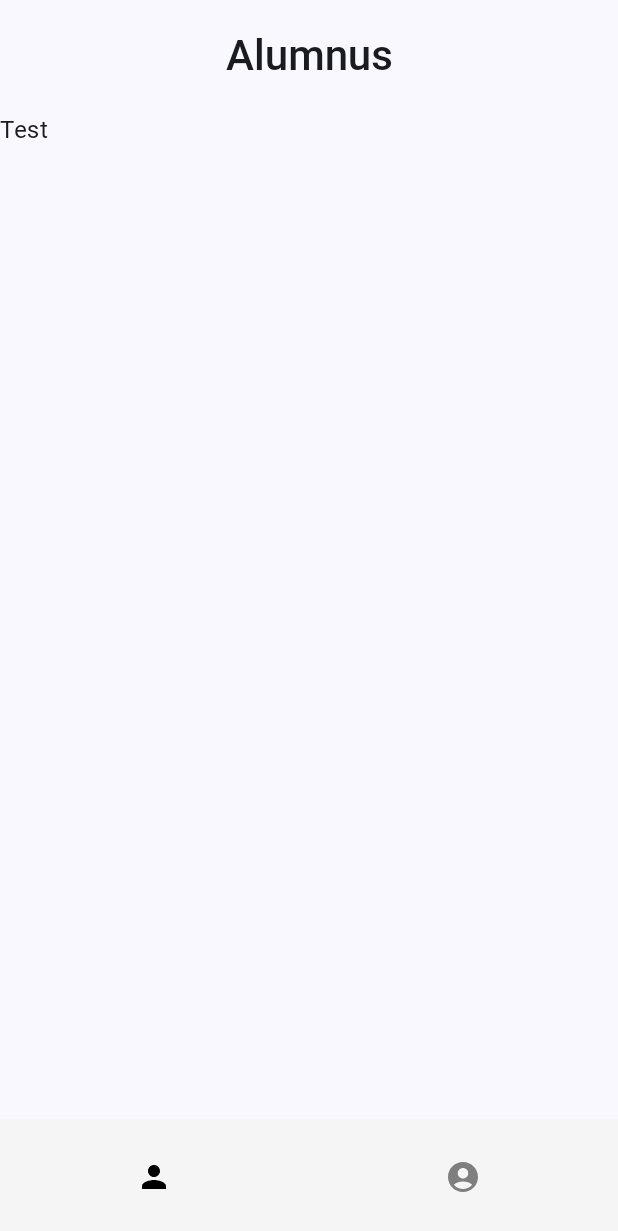
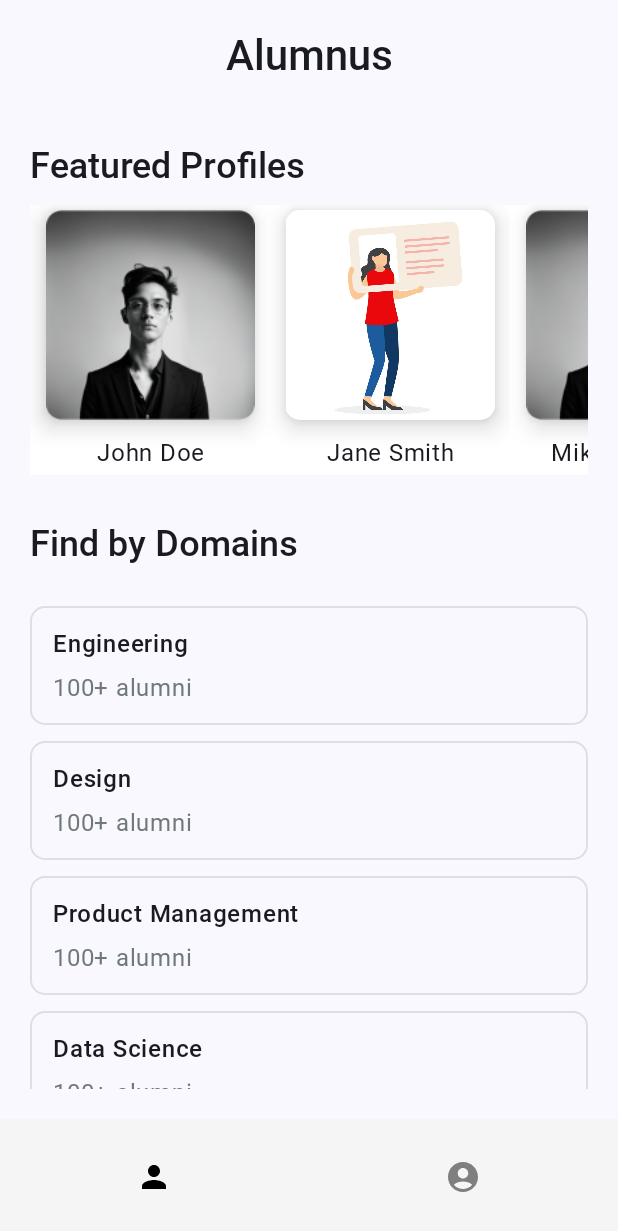
Before and after one commit to NotVaishav/alumniconnect, an Android app built with Jetpack Compose: the screen it shows after launch (MainActivity), on a phone screen of 412 x 824 dp. Shown: the top 1231 px of the screen. Run offline under Robolectric (Android 15) with nearby library versions, the phone set to English and light mode, and no system bars; our stand-ins replace Room's generated code, accompanist.

Commit message:
added alumni directory

```diff
--- a/app/build.gradle.kts
+++ b/app/build.gradle.kts
@@ -62,13 +62,14 @@ dependencies {
     implementation("androidx.compose.ui:ui")
     implementation("androidx.compose.ui:ui-graphics")
     implementation("androidx.compose.ui:ui-tooling-preview")
-    implementation("androidx.compose.material3:material3")
+//    implementation("androidx.compose.material3:material3")
     implementation("androidx.compose.material:material:1.6.1")
     implementation("androidx.navigation:navigation-compose:2.7.6")
     implementation("com.google.accompanist:accompanist-systemuicontroller:0.27.0")
     implementation("androidx.room:room-runtime:2.6.0")
     implementation("androidx.room:room-ktx:2.6.1")
     implementation("androidx.navigation:navigation-compose:2.8.0-alpha02")
+    implementation("androidx.compose.material3:material3:1.1.2")
     ksp("androidx.room:room-compiler:2.6.0")
     testImplementation("junit:junit:4.13.2")
     androidTestImplementation("androidx.test.ext:junit:1.1.5")
--- a/app/src/main/java/com/example/alumniconnect/ui/common/Fields.kt
+++ b/app/src/main/java/com/example/alumniconnect/ui/common/Fields.kt
@@ -14,6 +14,7 @@ import androidx.compose.foundation.text.KeyboardOptions
 import androidx.compose.material3.ExperimentalMaterial3Api
 import androidx.compose.material3.LocalTextStyle
 import androidx.compose.material3.OutlinedTextField
+import androidx.compose.material3.OutlinedTextFieldDefaults
 import androidx.compose.material3.Text
 import androidx.compose.material3.TextFieldDefaults
 import androidx.compose.runtime.Composable
@@ -54,10 +55,11 @@ fun PrimaryOutlinedTextField(
             value = value,
             onValueChange = onValueChange,
             placeholder = { Text(text = labelText) },
-            colors = TextFieldDefaults.outlinedTextFieldColors(
+            colors = OutlinedTextFieldDefaults.colors(
                 focusedBorderColor = Color(R.color.text_grey),
                 unfocusedBorderColor = Color(R.color.outline_grey),
-                placeholderColor = Color(R.color.outline_grey)
+                focusedPlaceholderColor = Color(R.color.outline_grey),
+                unfocusedPlaceholderColor = Color(R.color.outline_grey),
             ),
             shape = RoundedCornerShape(10.dp),
             modifier = modifier
--- a/app/src/main/java/com/example/alumniconnect/ui/navigation/AlumniConnectNavGraph.kt
+++ b/app/src/main/java/com/example/alumniconnect/ui/navigation/AlumniConnectNavGraph.kt
@@ -25,6 +25,7 @@ enum class AlumniConnectNavDestinations(val title: String, val route: String) {
     Home(title = "home", route = "homeRoute"),
     Alumni(title = "alumni", route = "alumniRoute"),
     Profile(title = "profile", route = "profileRoute"),
+    AlumniDirectory(title = "alumniDirectory/{domainId}", route = "alumniDirectory"),
 }
 
 @Composable
--- a/app/src/main/java/com/example/alumniconnect/ui/screens/home/BottomNavBar.kt
+++ b/app/src/main/java/com/example/alumniconnect/ui/screens/home/BottomNavBar.kt
@@ -1,6 +1,7 @@
 package com.example.alumniconnect.ui.screens.home
 
 import android.graphics.drawable.Icon
+import android.util.Log
 import androidx.compose.foundation.layout.Arrangement
 import androidx.compose.foundation.layout.Box
 import androidx.compose.foundation.layout.Row
@@ -43,15 +44,22 @@ import com.example.alumniconnect.ui.navigation.AlumniConnectNavDestinations
 import com.example.alumniconnect.ui.theme.AlumniConnectTheme
 
 
-sealed class Screen(val route: String, val resourceId: String, val icon: ImageVector) {
+sealed class Screen(val route: String, val routeList: Array<String>, val icon: ImageVector) {
     data object Alumnus : Screen(
         AlumniConnectNavDestinations.Alumni.title,
-        "Alumnus",
+        arrayOf(
+            AlumniConnectNavDestinations.Alumni.title,
+            AlumniConnectNavDestinations.AlumniDirectory.title
+        ),
         Icons.Filled.Person
     )
 
     data object Profile :
-        Screen(AlumniConnectNavDestinations.Profile.title, "Profile", Icons.Filled.AccountCircle)
+        Screen(
+            AlumniConnectNavDestinations.Profile.title,
+            arrayOf(AlumniConnectNavDestinations.Profile.title),
+            Icons.Filled.AccountCircle
+        )
 }
 
 val items = listOf(
@@ -64,7 +72,8 @@ fun BottomNavBar(modifier: Modifier = Modifier, navController: NavController) {
     NavigationBar(
         containerColor = Color(0xFFF5F5F5),
         modifier = modifier
-            .height(78.dp).fillMaxSize()
+            .height(78.dp)
+            .fillMaxSize()
     ) {
         val navBackStackEntry by navController.currentBackStackEntryAsState()
         val currentRoute = navBackStackEntry?.destination?.route
@@ -77,7 +86,7 @@ fun BottomNavBar(modifier: Modifier = Modifier, navController: NavController) {
             items.forEach { item ->
                 NavigationBarItem(
 
-                    selected = currentRoute == item.route,
+                    selected = currentRoute in item.routeList,
                     onClick = {
                         navController.navigate(item.route) {
                             popUpTo(navController.graph.startDestinationId)
@@ -85,7 +94,8 @@ fun BottomNavBar(modifier: Modifier = Modifier, navController: NavController) {
                         }
                     },
                     icon = {
-                        if (currentRoute == item.route) {
+                        Log.d("ROUTE", AlumniConnectNavDestinations.AlumniDirectory.title)
+                        if (currentRoute in item.routeList) {
                             Icon(item.icon, contentDescription = null, tint = Color.Black)
                         } else {
                             Icon(item.icon, contentDescription = null, tint = primaryGreyColor)
@@ -96,11 +106,10 @@ fun BottomNavBar(modifier: Modifier = Modifier, navController: NavController) {
                         .colors(
                             selectedIconColor = Color.Blue,
                             indicatorColor = Color(0xFFF5F5F5),
-
                             ),
 
                     modifier = modifier.wrapContentSize()
-                    )
+                )
             }
         }
     }
--- /dev/null
+++ b/app/src/main/java/com/example/alumniconnect/ui/screens/home/DomainsScreen.kt
@@ -0,0 +1,92 @@
+package com.example.alumniconnect.ui.screens.home
+
+import androidx.compose.foundation.BorderStroke
+import androidx.compose.foundation.border
+import androidx.compose.foundation.layout.Column
+import androidx.compose.foundation.layout.Spacer
+import androidx.compose.foundation.layout.fillMaxSize
+import androidx.compose.foundation.layout.fillMaxWidth
+import androidx.compose.foundation.layout.height
+import androidx.compose.foundation.layout.padding
+import androidx.compose.foundation.layout.size
+import androidx.compose.foundation.lazy.LazyColumn
+import androidx.compose.foundation.lazy.itemsIndexed
+import androidx.compose.foundation.shape.RoundedCornerShape
+import androidx.compose.material3.Card
+import androidx.compose.material3.IconButtonColors
+import androidx.compose.material3.IconButtonDefaults
+import androidx.compose.material3.MaterialTheme
+import androidx.compose.material3.OutlinedIconButton
+import androidx.compose.material3.Text
+import androidx.compose.runtime.Composable
+import androidx.compose.ui.Alignment
+import androidx.compose.ui.Modifier
+import androidx.compose.ui.graphics.Brush
+import androidx.compose.ui.graphics.Color
+import androidx.compose.ui.res.colorResource
+import androidx.compose.ui.text.font.FontWeight
+import androidx.compose.ui.unit.dp
+import androidx.navigation.NavController
+import com.example.alumniconnect.R
+import com.example.alumniconnect.ui.navigation.AlumniConnectNavDestinations
+
+
+data class Domain(val name: String, val image: Int)
+
+@Composable
+fun DomainsSection(modifier: Modifier = Modifier, navController: NavController) {
+    val domainsList = listOf(
+        Domain("Engineering", R.drawable.profile_pic),
+        Domain("Design", R.drawable.login_img),
+        Domain("Product Management", R.drawable.profile_pic),
+        Domain("Data Science", R.drawable.profile_pic),
+        Domain("Marketing", R.drawable.profile_pic),
+        Domain("Sales", R.drawable.profile_pic),
+        Domain("Finance", R.drawable.profile_pic),
+        Domain("Human Resources", R.drawable.login_img),
+        Domain("Legal", R.drawable.profile_pic),
+        // Add more profiles as needed
+    )
+    val primaryGreyColor = colorResource(id = R.color.btn_outline)
+    val btnTextColor = colorResource(id = R.color.outline_grey)
+
+    Column(
+        modifier = modifier
+            .padding(10.dp)
+    ) {
+        Text(
+            text = "Find by Domains",
+            style = MaterialTheme.typography.headlineSmall,
+            modifier = modifier.padding(10.dp),
+            fontWeight = FontWeight.Medium
+        )
+        LazyColumn(
+            modifier = modifier.padding(10.dp)
+        ) {
+            itemsIndexed(domainsList) { index, item ->
+                OutlinedIconButton(
+                    onClick = { navController.navigate("${AlumniConnectNavDestinations.AlumniDirectory.route}/${item.name}") },
+                    modifier = modifier
+                        .fillMaxSize()
+                        .height(90.dp)
+                        .padding(vertical = 5.dp),
+                    border = BorderStroke(width = 1.dp, color = primaryGreyColor),
+                    shape = RoundedCornerShape(10.dp)
+
+                ) {
+                    Column(
+                        horizontalAlignment = Alignment.Start,
+                        modifier = modifier
+                            .fillMaxWidth()
+                            .padding(horizontal = 15.dp, vertical = 10.dp)
+                    ) {
+                        Text(text = item.name, fontWeight = FontWeight.Medium)
+                        Spacer(modifier = modifier.size(5.dp))
+                        Text(text = "100+ alumni", color = btnTextColor)
+                    }
+                }
+            }
+        }
+    }
+
+}
--- /dev/null
+++ b/app/src/main/java/com/example/alumniconnect/ui/screens/home/FeaturedProfile.kt
@@ -0,0 +1,117 @@
+package com.example.alumniconnect.ui.screens.home
+
+import android.widget.HorizontalScrollView
+import androidx.compose.foundation.Image
+import androidx.compose.foundation.background
+import androidx.compose.foundation.layout.Arrangement
+import androidx.compose.foundation.layout.Box
+import androidx.compose.foundation.layout.Column
+import androidx.compose.foundation.layout.Spacer
+import androidx.compose.foundation.layout.fillMaxSize
+import androidx.compose.foundation.layout.fillMaxWidth
+import androidx.compose.foundation.layout.height
+import androidx.compose.foundation.layout.padding
+import androidx.compose.foundation.layout.size
+import androidx.compose.foundation.layout.width
+import androidx.compose.foundation.lazy.LazyRow
+import androidx.compose.foundation.lazy.itemsIndexed
+import androidx.compose.foundation.shape.RoundedCornerShape
+import androidx.compose.material.AppBarDefaults
+import androidx.compose.material3.Card
+import androidx.compose.material3.MaterialTheme
+import androidx.compose.material3.Text
+import androidx.compose.runtime.Composable
+import androidx.compose.ui.Alignment
+import androidx.compose.ui.Modifier
+import androidx.compose.ui.draw.clip
+import androidx.compose.ui.draw.shadow
+import androidx.compose.ui.graphics.Color
+import androidx.compose.ui.res.painterResource
+import androidx.compose.ui.text.font.FontWeight
+import androidx.compose.ui.text.style.TextAlign
+import androidx.compose.ui.tooling.preview.Preview
+import androidx.compose.ui.unit.dp
+import androidx.navigation.compose.rememberNavController
+import com.example.alumniconnect.R
+import com.example.alumniconnect.ui.theme.AlumniConnectTheme
+
+data class Profile(val name: String, val image: Int)
+
+@Composable
+fun FeaturedProfile(modifier: Modifier = Modifier) {
+    val profileList = listOf(
+        Profile("John Doe", R.drawable.profile_pic),
+        Profile("Jane Smith", R.drawable.login_img),
+        Profile("Mike Johnson", R.drawable.profile_pic),
+        Profile("Mike Johnson", R.drawable.profile_pic),
+        Profile("Mike Johnson", R.drawable.profile_pic),
+        Profile("Mike Johnson", R.drawable.profile_pic),
+        Profile("Mike Johnson", R.drawable.profile_pic),
+        Profile("Mike Johnson", R.drawable.login_img),
+        Profile("Mike Johnson", R.drawable.profile_pic),
+        // Add more profiles as needed
+    )
+    Column(
+        modifier = modifier
+            .padding(10.dp)
+    ) {
+        Text(
+            text = "Featured Profiles",
+            style = MaterialTheme.typography.headlineSmall,
+            modifier = modifier.padding(10.dp),
+            fontWeight = FontWeight.Medium
+        )
+        LazyRow( modifier = modifier.padding(horizontal = 10.dp)
+        ) {
+            itemsIndexed(profileList) { index, item ->
+                Card(
+                    shape = RoundedCornerShape(0.dp),
+                    modifier = modifier
+                        .width(160.dp)
+                        .height(180.dp)
+                        .background(color = Color.Transparent)
+                ) {
+                    Column(
+                        modifier = modifier
+                            .background(color = Color.White)
+                            .fillMaxSize(),
+                        horizontalAlignment = Alignment.CenterHorizontally,
+                        verticalArrangement = Arrangement.Center
+
+                    ) {
+                        Box(
+                            modifier = Modifier
+                                .shadow(
+                                    elevation = 10.dp,
+                                    spotColor = Color.Black,
+                                    shape = RoundedCornerShape(10.dp)
+                                ),
+                        ) {
+                            Image(
+                                painter = painterResource(id = item.image),
+                                contentDescription = null,
+                                modifier = modifier.size(140.dp)
+                            )
+                        }
+                        Spacer(modifier = modifier.size(10.dp))
+                        Text(
+                            text = item.name,
+//                        modifier = modifier.background(color = Color.White),
+                            textAlign = TextAlign.Center,
+                            modifier = modifier.fillMaxWidth()
+                        )
+                    }
+                }
+            }
+        }
+    }
+
+}
+
+@Preview(showBackground = true)
+@Composable
+fun FeaturedProfilePreview() {
+    AlumniConnectTheme {
+        FeaturedProfile()
+    }
+}
--- a/app/src/main/java/com/example/alumniconnect/ui/screens/home/HomeNavGraph.kt
+++ b/app/src/main/java/com/example/alumniconnect/ui/screens/home/HomeNavGraph.kt
@@ -1,5 +1,6 @@
 package com.example.alumniconnect.ui.screens.home
 
+import android.util.Log
 import androidx.compose.material3.ExperimentalMaterial3Api
 import androidx.compose.material3.Scaffold
 import androidx.compose.material3.Text
@@ -20,7 +21,15 @@ fun NavGraphBuilder.homeGraph(navController: NavController) {
         route = AlumniConnectNavDestinations.Home.title
     ) {
         composable(route = AlumniConnectNavDestinations.Alumni.title) {
-            AlumniScreen(navController = navController)
+            AlumniHomeScreen(navController = navController)
+        }
+        composable(route = AlumniConnectNavDestinations.AlumniDirectory.title) { backStackEntry ->
+            val domainId = backStackEntry.arguments?.getString("domainId")
+
+            if (domainId != null) {
+                Log.d("IKADE", domainId)
+                AlumniDirectoryScreen(navController = navController, domainId = domainId)
+            }
         }
         composable(route = AlumniConnectNavDestinations.Profile.title) {
             ProfileScreen(navController = navController)
--- a/app/src/main/java/com/example/alumniconnect/ui/screens/home/Screen.kt
+++ b/app/src/main/java/com/example/alumniconnect/ui/screens/home/Screen.kt
@@ -1,15 +1,24 @@
 package com.example.alumniconnect.ui.screens.home
 
 import androidx.compose.foundation.layout.Column
+import androidx.compose.foundation.layout.WindowInsets
 import androidx.compose.foundation.layout.padding
+import androidx.compose.material.icons.Icons
+import androidx.compose.material.icons.automirrored.filled.ArrowBack
+import androidx.compose.material.icons.filled.ArrowBack
+import androidx.compose.material.icons.filled.Person
 import androidx.compose.material3.CenterAlignedTopAppBar
 import androidx.compose.material3.ExperimentalMaterial3Api
+import androidx.compose.material3.Icon
+import androidx.compose.material3.IconButton
 import androidx.compose.material3.MaterialTheme
 import androidx.compose.material3.Scaffold
 import androidx.compose.material3.Text
 import androidx.compose.material3.TopAppBar
 import androidx.compose.runtime.Composable
 import androidx.compose.ui.Modifier
+import androidx.compose.ui.graphics.Color
+import androidx.compose.ui.res.dimensionResource
 import androidx.compose.ui.text.font.FontWeight
 import androidx.compose.ui.tooling.preview.Preview
 import androidx.compose.ui.unit.dp
@@ -18,19 +27,20 @@ import androidx.navigation.NavHostController
 import androidx.navigation.compose.NavHost
 import androidx.navigation.compose.composable
 import androidx.navigation.compose.rememberNavController
+import com.example.alumniconnect.R
 import com.example.alumniconnect.ui.navigation.AlumniConnectNavDestinations
 import com.example.alumniconnect.ui.screens.signup.SignupScreen
 import com.example.alumniconnect.ui.theme.AlumniConnectTheme
 
 @OptIn(ExperimentalMaterial3Api::class)
 @Composable
-fun AlumniScreen(navController: NavController, modifier: Modifier = Modifier) {
+fun AlumniHomeScreen(navController: NavController, modifier: Modifier = Modifier) {
     Scaffold(
         topBar = { TopBar(screenTitle = "Alumnus") },
         bottomBar = { BottomNavBar(navController = navController) }) { innerPadding ->
         Column(modifier = modifier.padding(innerPadding)) {
-            Text(text = "Test")
-
+            FeaturedProfile()
+            DomainsSection(navController = navController)
         }
     }
 }
@@ -49,7 +59,12 @@ fun ProfileScreen(navController: NavController, modifier: Modifier = Modifier) {
 
 @OptIn(ExperimentalMaterial3Api::class)
 @Composable
-fun TopBar(modifier: Modifier = Modifier, screenTitle: String) {
+fun TopBar(
+    modifier: Modifier = Modifier,
+    screenTitle: String,
+    onNavClick: () -> Unit = {},
+    canGoBack: Boolean = false
+) {
     CenterAlignedTopAppBar(title = {
         Text(
             text = screenTitle,
@@ -57,7 +72,18 @@ fun TopBar(modifier: Modifier = Modifier, screenTitle: String) {
             fontWeight = FontWeight.Medium
         )
 
-    }, modifier = modifier.padding(5.dp))
+    }, modifier = modifier.padding(5.dp),
+
+        navigationIcon = {
+        if (canGoBack) {
+            IconButton(onClick = onNavClick) {
+                Icon(
+                    imageVector = Icons.Filled.ArrowBack,
+                    contentDescription = "Localized description"
+                )
+            }
+        }
+    })
 }
 
 @Preview(showBackground = true)
@@ -65,6 +91,6 @@ fun TopBar(modifier: Modifier = Modifier, screenTitle: String) {
 fun HomePreview() {
     val navController = rememberNavController()
     AlumniConnectTheme {
-        AlumniScreen(navController = navController)
+        AlumniHomeScreen(navController = navController)
     }
 }
--- a/app/src/main/res/values/colors.xml
+++ b/app/src/main/res/values/colors.xml
@@ -12,4 +12,5 @@
     <color name="outline_grey">#FF6F797A</color>
     <color name="btn_text_grey">#FF121515</color>
     <color name="secondary_grey">#FF7F7F7F</color>
+    <color name="btn_outline">#FFDBE0E5</color>
 </resources>
```
Also changed, not shown: app/src/main/java/com/example/alumniconnect/ui/screens/home/AlumniDirectory.kt (added, +231 -0 lines), app/src/main/res/drawable-nodpi/profile_pic.png (added).
